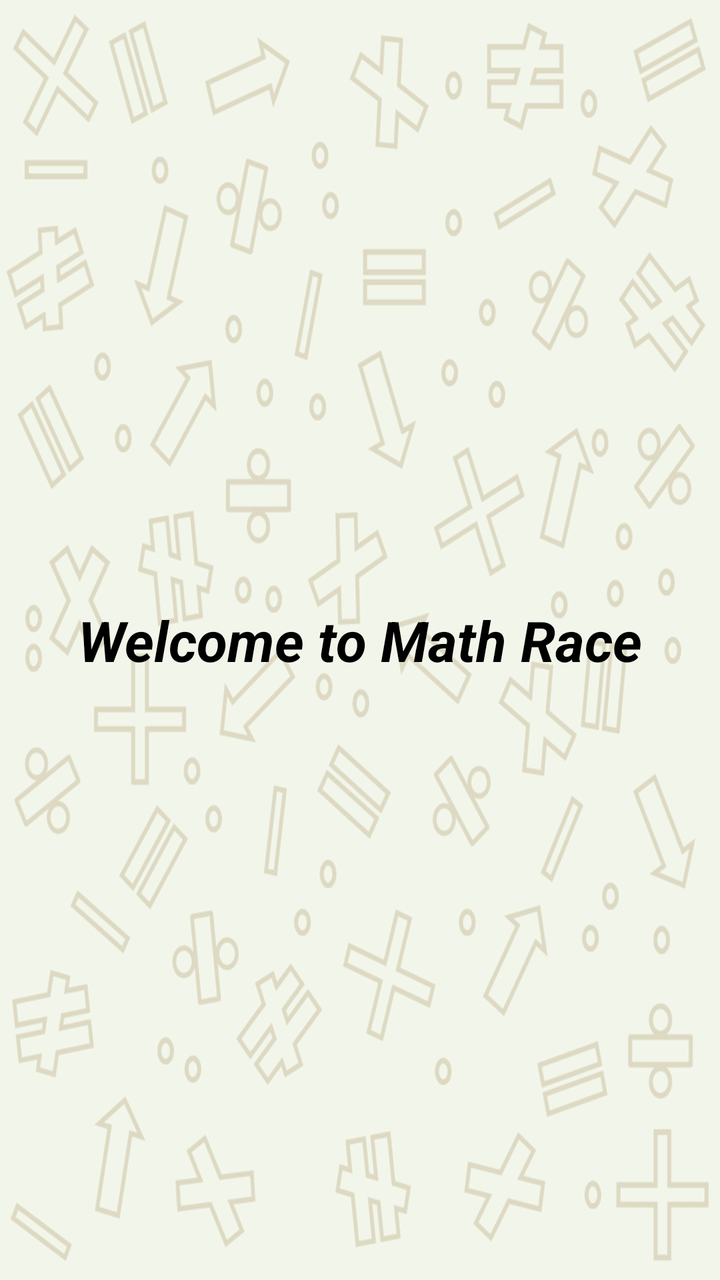
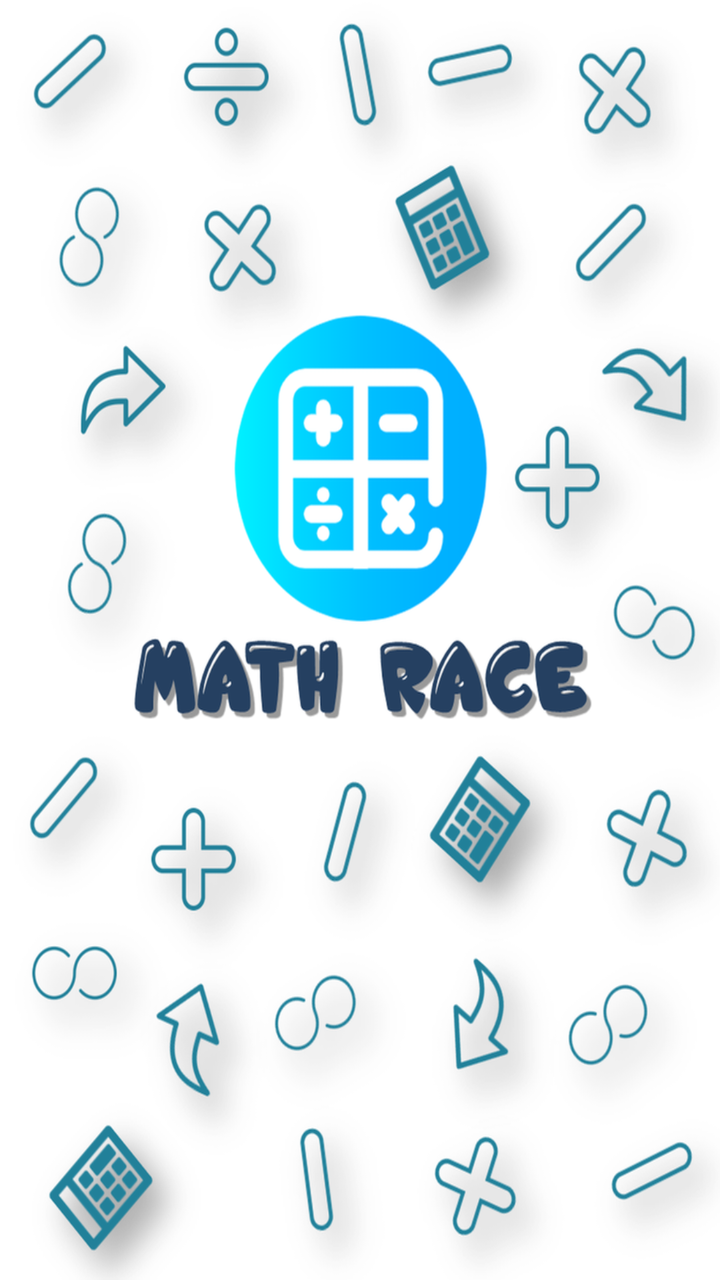

Before-and-after screenshots of an Android layout around one commit, followed by the original layout XML and the change that was made.
<!-- AndroidManifest.xml: application theme AppTheme -->
<!-- res/layout/activity_splash.xml -->
<?xml version="1.0" encoding="utf-8"?>
<android.support.constraint.ConstraintLayout xmlns:android="http://schemas.android.com/apk/res/android"
    xmlns:app="http://schemas.android.com/apk/res-auto"
    xmlns:tools="http://schemas.android.com/tools"
    android:layout_width="match_parent"
    android:layout_height="match_parent"
    android:background="@drawable/app_background"
    tools:context=".UI.SplashActivity">

    <TextView
        android:layout_width="wrap_content"
        android:layout_height="wrap_content"
        android:text="Welcome to Math Race"
        android:textSize="28sp"
        android:textStyle="bold|italic"
        android:textColor="@color/colorBlack"
        app:layout_constraintBottom_toBottomOf="parent"
        app:layout_constraintLeft_toLeftOf="parent"
        app:layout_constraintRight_toRightOf="parent"
        app:layout_constraintTop_toTopOf="parent" />

</android.support.constraint.ConstraintLayout>
<!-- resources referenced by this layout -->
<resources>
  <color name="colorBlack">#000</color>
  <!-- drawable app_background: png bitmap (drawable-hdpi, 76013 bytes) -->
  <style name="AppTheme" parent="Theme.AppCompat.Light.DarkActionBar">
          
          <item name="colorPrimary">@color/colorPrimary</item>
          <item name="colorPrimaryDark">@color/colorPrimaryDark</item>
          <item name="colorAccent">@color/colorAccent</item>
      </style>
  <color name="colorPrimary">#3F51B5</color>
  <color name="colorPrimaryDark">#303F9F</color>
  <color name="colorAccent">#FF4081</color>
</resources>

<!-- the commit's change to res/layout/activity_splash.xml (unified diff, before → after) -->
@@ -4,19 +4,8 @@
     xmlns:tools="http://schemas.android.com/tools"
     android:layout_width="match_parent"
     android:layout_height="match_parent"
-    android:background="@drawable/app_background"
+    android:background="@drawable/app_splash"
     tools:context=".UI.SplashActivity">
 
-    <TextView
-        android:layout_width="wrap_content"
-        android:layout_height="wrap_content"
-        android:text="Welcome to Math Race"
-        android:textSize="28sp"
-        android:textStyle="bold|italic"
-        android:textColor="@color/colorBlack"
-        app:layout_constraintBottom_toBottomOf="parent"
-        app:layout_constraintLeft_toLeftOf="parent"
-        app:layout_constraintRight_toRightOf="parent"
-        app:layout_constraintTop_toTopOf="parent" />
 
 </android.support.constraint.ConstraintLayout>
<!-- resource entries referenced after the edit -->
@@ -1,15 +1,14 @@
 <!-- resources referenced by this layout -->
 <resources>
-  <color name="colorBlack">#000</color>
-  <!-- drawable app_background: png bitmap (drawable-hdpi, 76013 bytes) -->
+  <!-- drawable app_splash: png bitmap (drawable-hdpi, 120515 bytes) -->
   <style name="AppTheme" parent="Theme.AppCompat.Light.DarkActionBar">
           
           <item name="colorPrimary">@color/colorPrimary</item>
           <item name="colorPrimaryDark">@color/colorPrimaryDark</item>
           <item name="colorAccent">@color/colorAccent</item>
       </style>
-  <color name="colorPrimary">#3F51B5</color>
-  <color name="colorPrimaryDark">#303F9F</color>
-  <color name="colorAccent">#FF4081</color>
+  <color name="colorPrimary">#254061</color>
+  <color name="colorPrimaryDark">#254061</color>
+  <color name="colorAccent">#00efff</color>
 </resources>
 
